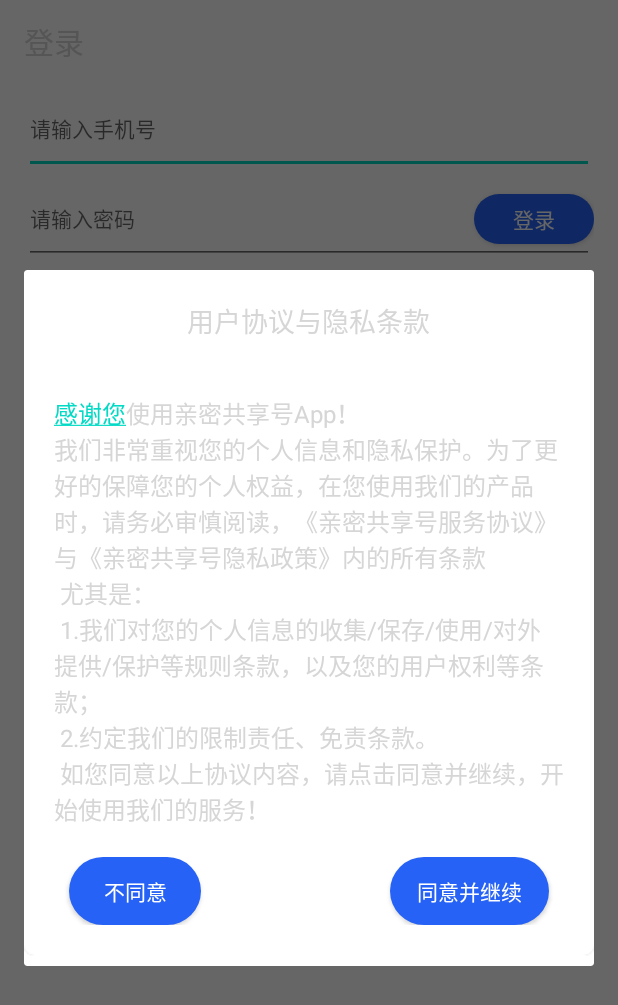
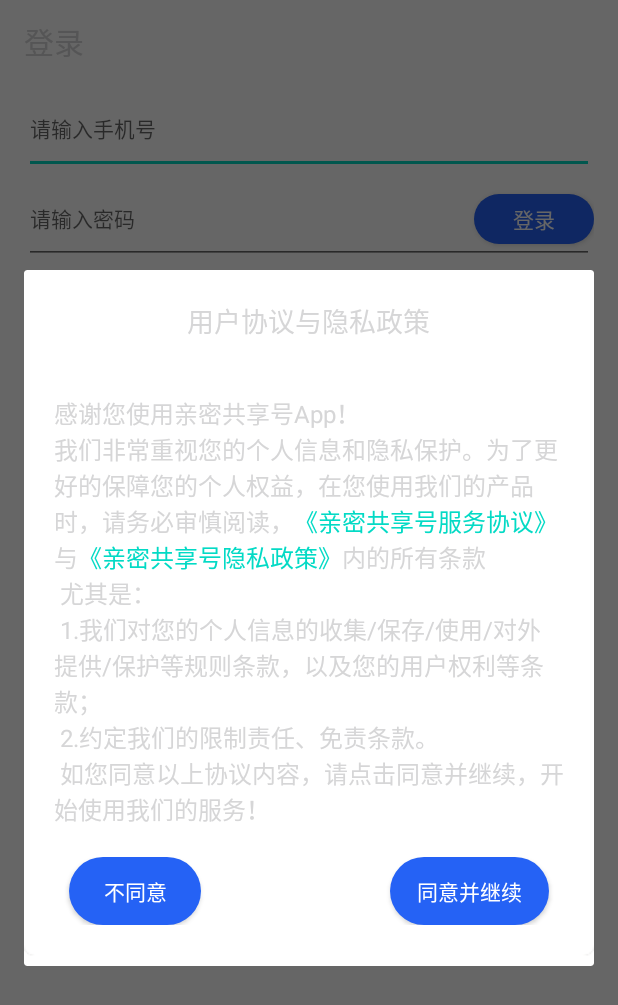
Before and after one commit to dyglcc/obtainPhoneMsgCode, an Android app: the LoginActivity screen opened directly, with no data from a screen before it, on a phone screen of 412 x 824 dp. Shown: the top 1005 px of the screen. Run offline under Robolectric (Android 15) with nearby library versions, the phone set to English and light mode, and no system bars; libraries missing offline, so code that uses them is left out: cn.jpush.android, cn.smssdk, cn.smssdk.gui, com.mob, com.yanzhenjie.permission.

Commit message:
fix privacy

```diff
--- a/app/src/main/java/com/kuaishan/obtainmsg/account/LoginActivity.java
+++ b/app/src/main/java/com/kuaishan/obtainmsg/account/LoginActivity.java
@@ -8,16 +8,10 @@ import android.content.SharedPreferences;
 import android.os.Build;
 import android.os.Bundle;
 import android.os.Handler;
-import android.text.SpannableStringBuilder;
-import android.text.Spanned;
 import android.text.TextUtils;
-import android.text.method.LinkMovementMethod;
-import android.text.style.ClickableSpan;
 import android.view.View;
 import android.widget.Button;
 import android.widget.EditText;
-import android.widget.TextView;
-import android.widget.Toast;
 
 import com.kuaishan.obtainmsg.BaseActivity;
 import com.kuaishan.obtainmsg.MainActivity;
@@ -126,9 +120,9 @@ public class LoginActivity extends BaseActivity {
         new Handler(getMainLooper()).postDelayed(new Runnable() {
             @Override
             public void run() {
-//                if(isFirstOpen(LoginActivity.this)){
+                if(isFirstOpen(LoginActivity.this)){
                     Utils.showPrivicyDialog(LoginActivity.this,true);
-//                }
+                }
             }
         },1000);
     }
--- a/app/src/main/java/com/kuaishan/obtainmsg/core/Utils.java
+++ b/app/src/main/java/com/kuaishan/obtainmsg/core/Utils.java
@@ -13,6 +13,7 @@ import android.os.Build;
 import android.os.Handler;
 import android.text.SpannableStringBuilder;
 import android.text.Spanned;
+import android.text.TextPaint;
 import android.text.TextUtils;
 import android.text.method.LinkMovementMethod;
 import android.text.method.ScrollingMovementMethod;
@@ -31,6 +32,7 @@ import com.google.gson.reflect.TypeToken;
 import com.kuaishan.obtainmsg.R;
 import com.kuaishan.obtainmsg.RuntimeRationale;
 import com.kuaishan.obtainmsg.account.LoginActivity;
+import com.kuaishan.obtainmsg.privacyWebActivity.PrivacyActivity;
 import com.kuaishan.obtainmsg.ui.activity.RelationCreateActivity;
 import com.kuaishan.obtainmsg.ui.bean.SubTicket;
 import com.mob.MobSDK;
@@ -291,14 +293,26 @@ public class Utils {
 
         //设置Hello World前三个字符有点击事件
         SpannableStringBuilder textSpanned4 = new SpannableStringBuilder(context.getString(R.string.new_privacy));
-        ClickableSpan clickableSpan = new ClickableSpan() {
+        ClickableSpan clickableSpan = new NoLineClickSpan() {
             @Override
             public void onClick(View view) {
-                Toast.makeText(context,"hello" , Toast.LENGTH_SHORT).show();
+                Intent intent = new Intent(context, PrivacyActivity.class);
+                intent.putExtra("type",PrivacyActivity.yonghuxieyi);
+                context.startActivity(intent);
+            }
+        };
+        ClickableSpan clickableSpan1 = new NoLineClickSpan() {
+            @Override
+            public void onClick(View view) {
+                Intent intent = new Intent(context, PrivacyActivity.class);
+                intent.putExtra("type",PrivacyActivity.yinsitiaokuan);
+                context.startActivity(intent);
             }
         };
         textSpanned4.setSpan(clickableSpan,
-                0, 3, Spanned.SPAN_EXCLUSIVE_EXCLUSIVE);
+                66, 77, Spanned.SPAN_EXCLUSIVE_EXCLUSIVE);
+        textSpanned4.setSpan(clickableSpan1,
+                78, 89, Spanned.SPAN_EXCLUSIVE_EXCLUSIVE);
 //注意：此时必须加这一句，不然点击事件不会生效
         textView.setMovementMethod(LinkMovementMethod.getInstance());
         textView.setText(textSpanned4);
@@ -441,5 +455,12 @@ public class Utils {
         editor.putString("mobile", mobile);
         editor.apply();
     }
+    private static abstract class NoLineClickSpan extends ClickableSpan {
+        @Override
+        public void updateDrawState(TextPaint ds) {
+            ds.setColor(ds.linkColor);
+            ds.setUnderlineText(false); //去掉下划线
+        }
 
+    }
 }
--- a/app/src/main/res/layout/dialog_privacy.xml
+++ b/app/src/main/res/layout/dialog_privacy.xml
@@ -15,7 +15,7 @@
         android:layout_marginTop="20dp"
         android:gravity="center"
         android:textSize="18dp"
-        android:text="用户协议与隐私条款" />
+        android:text="用户协议与隐私政策" />
     <TextView
         android:id="@+id/tv_count"
         android:layout_width="wrap_content"
--- a/app/src/main/res/layout/main_privacy.xml
+++ b/app/src/main/res/layout/main_privacy.xml
@@ -6,8 +6,9 @@
     android:paddingRight="@dimen/activity_horizontal_margin"
     android:orientation="vertical">
 
-    <WebView
+    <TextView
         android:id="@+id/webview"
+        android:scrollbars="vertical"
         android:layout_width="match_parent"
         android:layout_height="match_parent"/>
 </LinearLayout>
--- a/app/src/main/res/values/strings.xml
+++ b/app/src/main/res/values/strings.xml
@@ -94,7 +94,7 @@
         <br />本《隐私政策》与您所使用的服务息息相关，希望您仔细阅读，在需要时，按照本《隐私政策》的指引，作出您认为适当的选择。
         <br />本《隐私政策》中涉及的相关技术词汇，我们尽量以简明扼要的表述，并提供进一步说明的链接，以便您的理解。
         <br />您使用或继续使用我们的服务，即意味着同意我们按照本《隐私政策》收集、使用、储存和分享您的相关信息。
-        如对本《隐私政策》或相关事宜有任何问题，请通过modoukejimakepower@163.com与我们联系。</p>
+        如对本《隐私政策》或相关事宜有任何问题，请通过qisidasheng@126.com与我们联系。</p>
 
         <h2>我们可能收集的信息</h2>
         <p>我们提供服务时，可能会收集、储存和使用下列与您有关的信息。如果您不提供相关信息，可能无法享受我们提供的某些服务，或者无法达到相关服务拟达到的效果。
```
Also changed, not shown: app/src/main/java/com/kuaishan/obtainmsg/privacyWebActivity/PrivacyActivity.java (+19 -1 lines).
